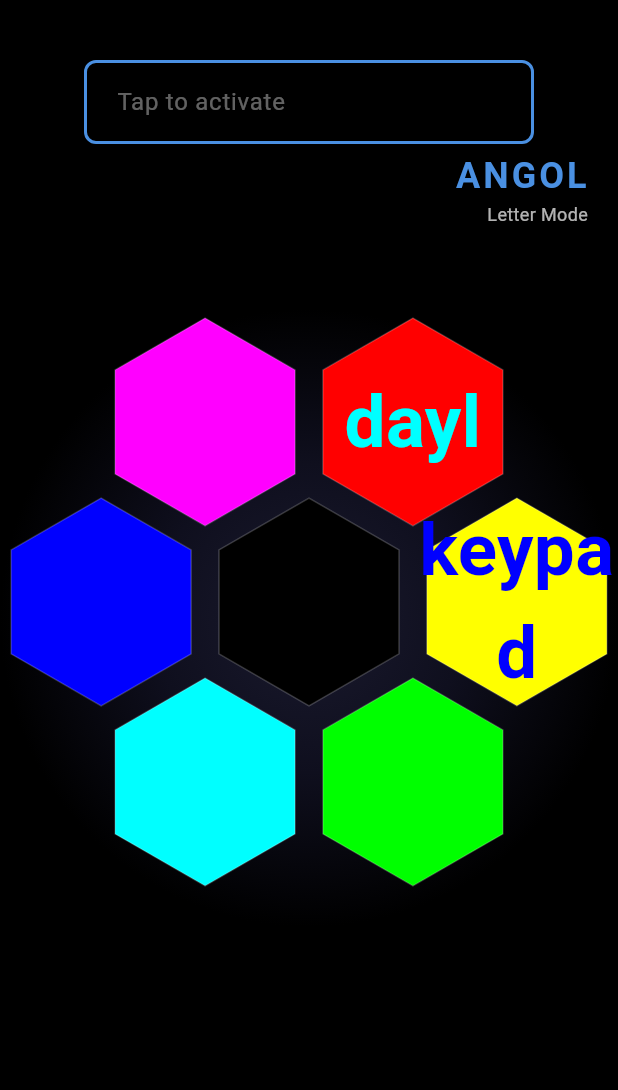
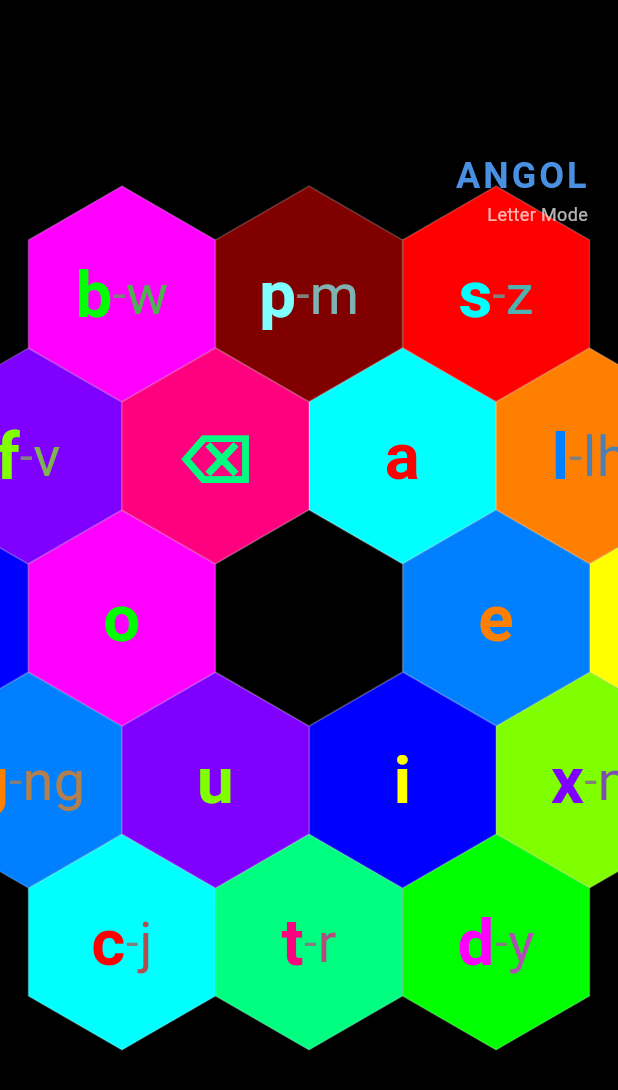
Before and after one commit to nekolapab/angol, a Flutter app: the screen it shows after launch, on a phone screen of 412 x 824 dp. Shown: the top 1090 px of the screen. Run offline on Flutter 3.47's test engine with Material 3 defaults, Android fonts, the light colour scheme and no system bars; our stand-ins replace cloud_firestore, firebase_auth, firebase_core; accounts and stored records are empty.

Commit message:
Changes before Firebase Studio auto-run

```diff
--- a/lib/screens/angol_screen.dart
+++ b/lib/screens/angol_screen.dart
@@ -1,4 +1,3 @@
-
 import 'package:flutter/material.dart';
 import 'package:flutter/services.dart';
 import '../models/hexagon_models.dart';
@@ -22,42 +21,12 @@ class _AngolScreenState extends State<AngolScreen> {
   final TextEditingController _textController = TextEditingController();
 
   List<ModuleData> modules = [
-    const ModuleData(
-      id: 'dayl',
-      name: 'dayl',
-      color: Color(0xFFFF0000),
-      position: 0,
-    ),
-    const ModuleData(
-      id: 'keypad',
-      name: 'keypad',
-      color: Color(0xFFFFFF00),
-      position: 1,
-    ),
-    const ModuleData(
-      id: 'module3',
-      name: '',
-      color: Color(0xFF00FF00),
-      position: 2,
-    ),
-    const ModuleData(
-      id: 'module4',
-      name: '',
-      color: Color(0xFF00FFFF),
-      position: 3,
-    ),
-    const ModuleData(
-      id: 'module5',
-      name: '',
-      color: Color(0xFF0000FF),
-      position: 4,
-    ),
-    const ModuleData(
-      id: 'module6',
-      name: '',
-      color: Color(0xFFFF00FF),
-      position: 5,
-    ),
+    const ModuleData(id: 'dayl', name: 'dayl', color: Color(0xFFFF0000), position: 0),
+    const ModuleData(id: 'keypad', name: 'kepad', color: Color(0xFFFFFF00), position: 1),
+    const ModuleData(id: 'module3', name: '', color: Color(0xFF00FF00), position: 2),
+    const ModuleData(id: 'module4', name: '', color: Color(0xFF00FFFF), position: 3),
+    const ModuleData(id: 'module5', name: '', color: Color(0xFF0000FF), position: 4),
+    const ModuleData(id: 'module6', name: '', color: Color(0xFFFF00FF), position: 5),
   ];
 
   String _pressedHex = '';
@@ -67,22 +36,15 @@ class _AngolScreenState extends State<AngolScreen> {
   void initState() {
     super.initState();
     firebaseService = FirebaseService();
-
-    // Sync initial text
-    _textController.text = inputService.inputText;
-
     _textFieldFocus.addListener(() {
       inputService.setTextFieldFocus(_textFieldFocus.hasFocus);
     });
-
-    // Sync controller with input service
     inputService.addListener(_syncTextController);
   }
 
   void _syncTextController() {
     if (_textController.text != inputService.inputText) {
       _textController.text = inputService.inputText;
-      // Move cursor to end
       _textController.selection = TextSelection.fromPosition(
         TextPosition(offset: _textController.text.length),
       );
@@ -98,7 +60,6 @@ class _AngolScreenState extends State<AngolScreen> {
     setState(() => _pressedHex = char);
     HapticFeedback.lightImpact();
     inputService.addCharacter(char);
-
     Future.delayed(const Duration(milliseconds: 200), () {
       if (mounted) setState(() => _pressedHex = '');
     });
@@ -107,13 +68,11 @@ class _AngolScreenState extends State<AngolScreen> {
   void _onHexLongPress(String char) {
     setState(() => _pressedHex = char);
     HapticFeedback.mediumImpact();
-
     if (char == '⌫') {
       inputService.deleteRight();
     } else {
       inputService.addCharacter(char);
     }
-
     Future.delayed(const Duration(milliseconds: 200), () {
       if (mounted) setState(() => _pressedHex = '');
     });
@@ -121,19 +80,27 @@ class _AngolScreenState extends State<AngolScreen> {
 
   void _toggleModule(int index) {
     setState(() {
+      final tappedModule = modules.firstWhere((m) => m.position == index);
+      final bool wasActive = tappedModule.isActive;
+
       modules = modules.map((m) {
         if (m.position == index) {
-          return m.copyWith(isActive: !m.isActive);
+          return m.copyWith(isActive: !wasActive);
+        } else {
+          return m.copyWith(isActive: false);
         }
-        return m;
       }).toList();
     });
+  }
+
+  bool get _isKeypadVisible {
+    final keypadModule = modules.firstWhere((m) => m.id == 'keypad');
+    return inputService.isTextFieldFocused || keypadModule.isActive;
   }
 
   Widget _buildCenterAngol() {
     const centerColor = Colors.black;
     final complementaryColor = KeypadConfig.getComplementaryColor(centerColor);
-
     return Positioned(
       left: MediaQuery.of(context).size.width / 2 - geometry.hexWidth / 2,
       top: MediaQuery.of(context).size.height / 2 - geometry.hexHeight / 2,
@@ -142,21 +109,15 @@ class _AngolScreenState extends State<AngolScreen> {
         onTapUp: (_) => setState(() => _angolPressed = false),
         onTapCancel: () => setState(() => _angolPressed = false),
         onTap: () {
-          // Tap: space in letter mode, period in number mode
           if (inputService.isLetterMode) {
             inputService.addCharacter(' ');
           } else {
             inputService.addCharacter('.');
           }
         },
-        onLongPress: () {
-          // Long press: toggle mode
-          inputService.toggleMode();
-        },
+        onLongPress: () => inputService.toggleMode(),
         onVerticalDragUpdate: (details) {
-          if (details.delta.dy < -5) {
-            inputService.setCapitalize();
-          }
+          if (details.delta.dy < -5) inputService.setCapitalize();
         },
         child: HexagonWidget(
           label: '',
@@ -170,14 +131,18 @@ class _AngolScreenState extends State<AngolScreen> {
             children: [
               Icon(
                 inputService.isLetterMode ? Icons.text_fields : Icons.numbers,
-                color: _angolPressed ? complementaryColor : KeypadConfig.getComplementaryColor(complementaryColor),
+                color: _angolPressed
+                    ? complementaryColor
+                    : KeypadConfig.getComplementaryColor(complementaryColor),
                 size: 24,
               ),
               const SizedBox(height: 4),
               Text(
                 inputService.getDisplayText(),
                 style: TextStyle(
-                  color: _angolPressed ? complementaryColor : KeypadConfig.getComplementaryColor(complementaryColor),
+                  color: _angolPressed
+                      ? complementaryColor
+                      : KeypadConfig.getComplementaryColor(complementaryColor),
                   fontSize: 12,
                   fontWeight: FontWeight.bold,
                 ),
@@ -193,30 +158,28 @@ class _AngolScreenState extends State<AngolScreen> {
   }
 
   Widget _buildModuleRing() {
+    if (_isKeypadVisible) return const SizedBox.shrink();
+
     final innerCoords = geometry.getInnerRingCoordinates();
-
     return Stack(
       children: innerCoords.asMap().entries.map((entry) {
         final index = entry.key;
         final coord = entry.value;
         final module = modules.firstWhere((m) => m.position == index);
-
-        // Hide 'dayl' module when text field is focused
-        if (inputService.isTextFieldFocused && module.id == 'dayl') {
-          return const SizedBox.shrink();
-        }
-
         final position = geometry.axialToPixel(coord.q, coord.r);
-
         return Positioned(
-          left: MediaQuery.of(context).size.width / 2 + position.x - geometry.hexWidth / 2,
-          top: MediaQuery.of(context).size.height / 2 + position.y - geometry.hexHeight / 2,
+          left: MediaQuery.of(context).size.width / 2 +
+              position.x -
+              geometry.hexWidth / 2,
+          top: MediaQuery.of(context).size.height / 2 +
+              position.y -
+              geometry.hexHeight / 2,
           child: HexagonWidget(
             label: module.name,
             backgroundColor: module.color,
             textColor: KeypadConfig.getComplementaryColor(module.color),
             size: geometry.hexWidth,
-            isPressed: false,
+            isPressed: module.isActive,
             rotationAngle: geometry.rotationAngle,
             onTap: () => _toggleModule(index),
           ),
@@ -226,15 +189,11 @@ class _AngolScreenState extends State<AngolScreen> {
   }
 
   Widget _buildInnerRing() {
-    // Show inner ring when text field is focused
-    if (!inputService.isTextFieldFocused) {
-      return const SizedBox.shrink();
-    }
+    if (!_isKeypadVisible) return const SizedBox.shrink();
 
     final innerCoords = geometry.getInnerRingCoordinates();
-    final innerLabels = inputService.isLetterMode
-        ? KeypadConfig.innerLetterMode
-        : KeypadConfig.innerNumberMode;
+    final innerLabels =
+        inputService.isLetterMode ? KeypadConfig.innerLetterMode : KeypadConfig.innerNumberMode;
     final innerLongPress = inputService.isLetterMode
         ? List.filled(6, '')
         : KeypadConfig.innerLongPressNumber;
@@ -246,15 +205,17 @@ class _AngolScreenState extends State<AngolScreen> {
         final tapLabel = innerLabels[index];
         final longPressLabel = innerLongPress[index];
         final position = geometry.axialToPixel(coord.q, coord.r);
-
-        // Rainbow colors for letter mode, yellow for number mode
         final hexColor = inputService.isLetterMode
             ? KeypadConfig.rainbowColors[index % 6]
             : const Color(0xFFFFFF00);
 
         return Positioned(
-          left: MediaQuery.of(context).size.width / 2 + position.x - geometry.hexWidth / 2,
-          top: MediaQuery.of(context).size.height / 2 + position.y - geometry.hexHeight / 2,
+          left: MediaQuery.of(context).size.width / 2 +
+              position.x -
+              geometry.hexWidth / 2,
+          top: MediaQuery.of(context).size.height / 2 +
+              position.y -
+              geometry.hexHeight / 2,
           child: HexagonWidget(
             label: tapLabel,
             secondaryLabel: longPressLabel.isNotEmpty ? longPressLabel : null,
@@ -264,9 +225,8 @@ class _AngolScreenState extends State<AngolScreen> {
             isPressed: _pressedHex == tapLabel || _pressedHex == longPressLabel,
             rotationAngle: geometry.rotationAngle,
             onTap: () => _onHexTap(tapLabel),
-            onLongPress: longPressLabel.isNotEmpty
-                ? () => _onHexLongPress(longPressLabel)
-                : null,
+            onLongPress:
+                longPressLabel.isNotEmpty ? () => _onHexLongPress(longPressLabel) : null,
           ),
         );
       }).toList(),
@@ -274,13 +234,9 @@ class _AngolScreenState extends State<AngolScreen> {
   }
 
   Widget _buildOuterRing() {
-    // Always show outer ring when text field focused
-    if (!inputService.isTextFieldFocused) {
-      return const SizedBox.shrink();
-    }
+    if (!_isKeypadVisible) return const SizedBox.shrink();
 
     final outerCoords = geometry.getOuterRingCoordinates();
-
     return Stack(
       children: outerCoords.asMap().entries.map((entry) {
         final index = entry.key;
@@ -291,8 +247,12 @@ class _AngolScreenState extends State<AngolScreen> {
         final hexColor = KeypadConfig.rainbowColors[index];
 
         return Positioned(
-          left: MediaQuery.of(context).size.width / 2 + position.x - geometry.hexWidth / 2,
-          top: MediaQuery.of(context).size.height / 2 + position.y - geometry.hexHeight / 2,
+          left: MediaQuery.of(context).size.width / 2 +
+              position.x -
+              geometry.hexWidth / 2,
+          top: MediaQuery.of(context).size.height / 2 +
+              position.y -
+              geometry.hexHeight / 2,
           child: HexagonWidget(
             label: tapLabel,
             secondaryLabel: longPressLabel,
@@ -312,14 +272,26 @@ class _AngolScreenState extends State<AngolScreen> {
   @override
   Widget build(BuildContext context) {
     return Scaffold(
-      body: Container(
+      body: Stack(
+        children: [
+          SizedBox(
+            width: 1,
+            height: 1,
+            child: TextField(
+              focusNode: _textFieldFocus,
+              controller: _textController,
+              autofocus: true,
+              showCursor: false,
+              style: const TextStyle(color: Colors.transparent),
+              decoration: const InputDecoration(border: InputBorder.none),
+            ),
+          ),
+          Container(
+            width: double.infinity,
+            height: double.infinity,
             decoration: const BoxDecoration(
               gradient: RadialGradient(
-            colors: [
-              Color(0xFF1A1A2E),
-              Color(0xFF0F0F1E),
-              Colors.black,
-            ],
+                colors: [Color(0xFF1A1A2E), Color(0xFF0F0F1E), Colors.black],
                 stops: [0.0, 0.5, 1.0],
               ),
             ),
@@ -331,44 +303,11 @@ class _AngolScreenState extends State<AngolScreen> {
                     Center(
                       child: Stack(
                         children: [
-                      // Order: outer ring (bottom), inner ring, module ring, center (top)
                           _buildOuterRing(),
                           _buildInnerRing(),
                           _buildModuleRing(),
                           _buildCenterAngol(),
                         ],
-                  ),
-                ),
-                Positioned(
-                  top: 40,
-                  left: 0,
-                  right: 0,
-                  child: Center(
-                    child: Container(
-                      width: 300,
-                      padding: const EdgeInsets.symmetric(horizontal: 20, vertical: 10),
-                      decoration: BoxDecoration(
-                        color: Colors.black.withOpacity(0.7),
-                        borderRadius: BorderRadius.circular(8),
-                        border: Border.all(
-                          color: inputService.isTextFieldFocused
-                              ? const Color(0xFF60A5FA)
-                              : const Color(0xFF4A90E2),
-                          width: 2,
-                        ),
-                      ),
-                      child: TextField(
-                        controller: _textController,
-                        focusNode: _textFieldFocus,
-                        style: const TextStyle(color: Colors.white, fontSize: 16),
-                        decoration: const InputDecoration(
-                          hintText: 'Tap to activate',
-                          hintStyle: TextStyle(color: Colors.white38),
-                          border: InputBorder.none,
-                          isDense: true,
-                        ),
-                      ),
-                    ),
                       ),
                     ),
                     Positioned(
@@ -393,14 +332,6 @@ class _AngolScreenState extends State<AngolScreen> {
                               fontSize: 12,
                             ),
                           ),
-                      if (inputService.isTextFieldFocused)
-                        const Text(
-                          'Cursor Mode',
-                          style: TextStyle(
-                            color: Colors.greenAccent,
-                            fontSize: 10,
-                          ),
-                        ),
                         ],
                       ),
                     ),
@@ -408,6 +339,8 @@ class _AngolScreenState extends State<AngolScreen> {
                 );
               },
             ),
+          ),
+        ],
       ),
     );
   }
--- a/lib/utils/hex_geometry.dart
+++ b/lib/utils/hex_geometry.dart
@@ -7,61 +7,49 @@ class HexGeometry {
   final bool isLetterMode;
 
   const HexGeometry({
-    this.hexSize = 80,
+    this.hexSize = 72,
     required this.center,
     this.isLetterMode = true,
   });
 
-  double get hexWidth => isLetterMode ? sqrt(3) * hexSize : 2 * hexSize;
-  double get hexHeight => isLetterMode ? 2 * hexSize : sqrt(3) * hexSize;
-
-  // Rotation angle: 0° for letter mode (pointed top), 30° for number mode (flat top)
+  double get hexWidth => sqrt(3) * hexSize;
+  double get hexHeight => 2 * hexSize;
   double get rotationAngle => isLetterMode ? 0.0 : pi / 6;
 
   HexagonPosition axialToPixel(int q, int r) {
-    double x, y;
-    if (isLetterMode) {
-      // Pointed-top
-      x = hexSize * (sqrt(3) * q + sqrt(3) / 2 * r);
-      y = hexSize * (3 / 2) * r;
-    } else {
-      // Flat-top
-      x = hexSize * (3 / 2 * q);
-      y = hexSize * (sqrt(3) / 2 * q + sqrt(3) * r);
-    }
+    final x = hexSize * (sqrt(3) * q + sqrt(3) / 2 * r);
+    final y = hexSize * (3 / 2) * r;
     return HexagonPosition(
       x: center.x + x,
       y: center.y + y,
     );
   }
 
-  // Inner ring - clockwise from 1 o'clock (30° offset)
   List<AxialCoordinate> getInnerRingCoordinates() {
     return const [
-      AxialCoordinate(q: 1, r: -1),  // 1 o'clock
-      AxialCoordinate(q: 1, r: 0),   // 3 o'clock
-      AxialCoordinate(q: 0, r: 1),   // 5 o'clock
-      AxialCoordinate(q: -1, r: 1),  // 7 o'clock
-      AxialCoordinate(q: -1, r: 0),  // 9 o'clock
-      AxialCoordinate(q: 0, r: -1),  // 11 o'clock
+      AxialCoordinate(q: 1, r: -1),
+      AxialCoordinate(q: 1, r: 0),
+      AxialCoordinate(q: 0, r: 1),
+      AxialCoordinate(q: -1, r: 1),
+      AxialCoordinate(q: -1, r: 0),
+      AxialCoordinate(q: 0, r: -1),
     ];
   }
 
-  // Outer ring - clockwise from 1 o'clock
   List<AxialCoordinate> getOuterRingCoordinates() {
     return const [
-      AxialCoordinate(q: 2, r: -2),  // 1 o'clock
-      AxialCoordinate(q: 2, r: -1),  // 2 o'clock
-      AxialCoordinate(q: 2, r: 0),   // 3 o'clock
-      AxialCoordinate(q: 1, r: 1),   // 4 o'clock
-      AxialCoordinate(q: 0, r: 2),   // 5 o'clock
-      AxialCoordinate(q: -1, r: 2),  // 6 o'clock
-      AxialCoordinate(q: -2, r: 2),  // 7 o'clock
-      AxialCoordinate(q: -2, r: 1),  // 8 o'clock
-      AxialCoordinate(q: -2, r: 0),  // 9 o'clock
-      AxialCoordinate(q: -1, r: -1), // 10 o'clock
-      AxialCoordinate(q: 0, r: -2),  // 11 o'clock
-      AxialCoordinate(q: 1, r: -2),  // 12 o'clock
+      AxialCoordinate(q: 2, r: -2),
+      AxialCoordinate(q: 2, r: -1),
+      AxialCoordinate(q: 2, r: 0),
+      AxialCoordinate(q: 1, r: 1),
+      AxialCoordinate(q: 0, r: 2),
+      AxialCoordinate(q: -1, r: 2),
+      AxialCoordinate(q: -2, r: 2),
+      AxialCoordinate(q: -2, r: 1),
+      AxialCoordinate(q: -2, r: 0),
+      AxialCoordinate(q: -1, r: -1),
+      AxialCoordinate(q: 0, r: -2),
+      AxialCoordinate(q: 1, r: -2),
     ];
   }
 }
--- a/lib/widgets/hexagon_widget.dart
+++ b/lib/widgets/hexagon_widget.dart
@@ -43,7 +43,6 @@ class _HexagonWidgetState extends State<HexagonWidget> {
         ? KeypadConfig.getComplementaryColor(widget.backgroundColor)
         : widget.backgroundColor;
 
-    // Text color is always complementary to the current background color
     final finalTextColor = KeypadConfig.getComplementaryColor(displayBgColor);
 
     return MouseRegion(
@@ -62,7 +61,7 @@ class _HexagonWidgetState extends State<HexagonWidget> {
           angle: widget.rotationAngle,
           child: SizedBox(
             width: widget.size,
-            height: widget.size,
+            height: widget.size * 2 / math.sqrt(3),
             child: CustomPaint(
               painter: HexagonPainter(
                 color: displayBgColor,
@@ -152,7 +151,6 @@ class HexagonPainter extends CustomPainter {
       ..strokeWidth = 1;
     canvas.drawPath(path, borderPaint);
 
-    // Add complementary color border when pressed
     if (glowIntensity > 0) {
       final complementaryPaint = Paint()
         ..color = KeypadConfig.getComplementaryColor(color)
@@ -163,23 +161,14 @@ class HexagonPainter extends CustomPainter {
   }
 
   Path _createHexagonPath(Size size) {
-    final path = Path();
-    final centerX = size.width / 2;
-    final centerY = size.height / 2;
-    final radius = math.min(centerX, centerY);
-
-    for (int i = 0; i < 6; i++) {
-      double angle = (i * 60 - 30) * (math.pi / 180);
-      double x = centerX + radius * math.cos(angle);
-      double y = centerY + radius * math.sin(angle);
-
-      if (i == 0) {
-        path.moveTo(x, y);
-      } else {
-        path.lineTo(x, y);
-      }
-    }
-    path.close();
+    final path = Path()
+      ..moveTo(size.width * 0.5, 0)
+      ..lineTo(size.width, size.height * 0.25)
+      ..lineTo(size.width, size.height * 0.75)
+      ..lineTo(size.width * 0.5, size.height)
+      ..lineTo(0, size.height * 0.75)
+      ..lineTo(0, size.height * 0.25)
+      ..close();
     return path;
   }
 
```
Also changed, not shown: 3 other files. Lines whose indentation alone changed are shown as unchanged.
